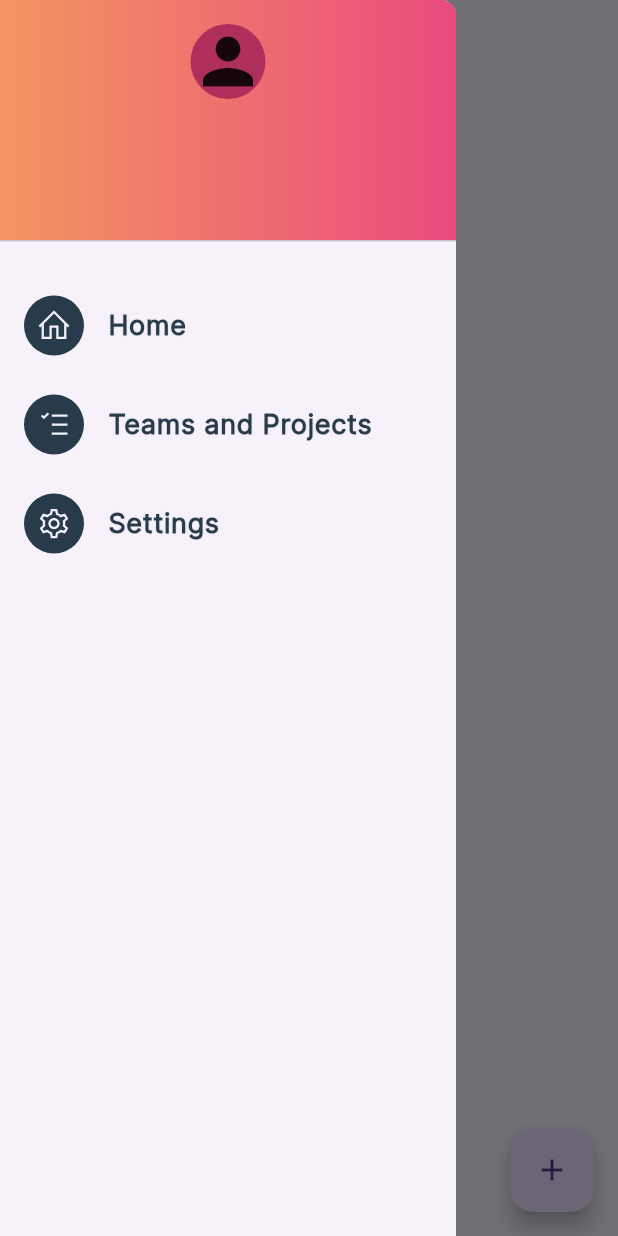
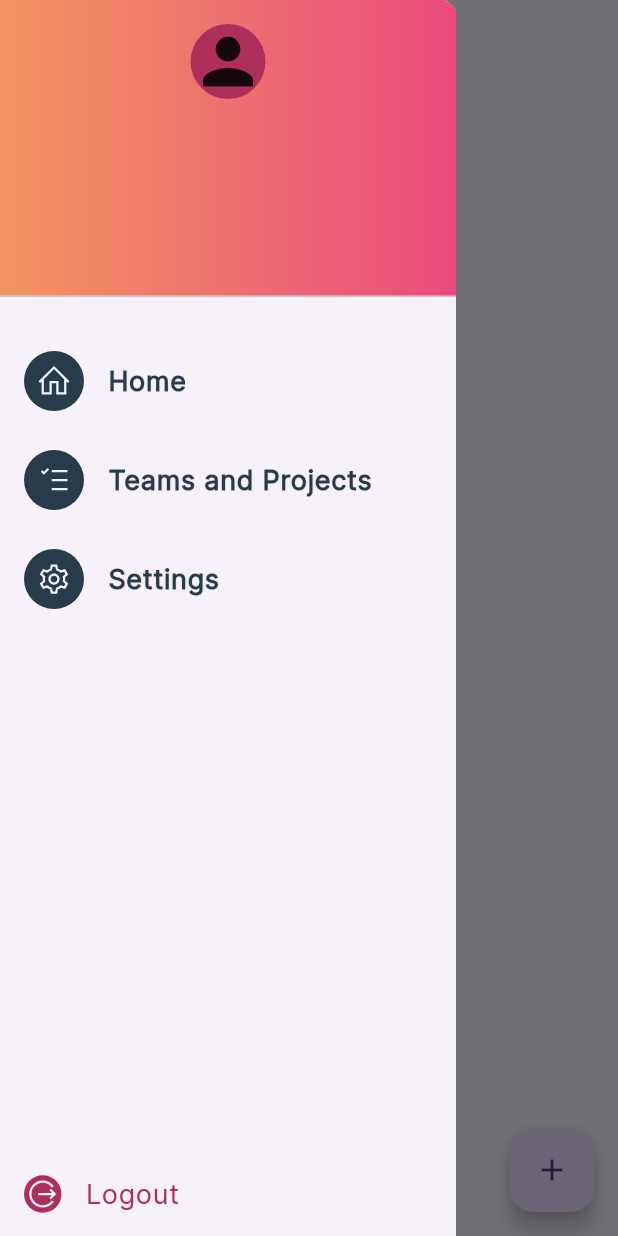
Before and after one commit to J4ceVllrz/Bsync_App2, a Flutter app: the TeamsAndProjects screen opened directly, with the side drawer open, on a phone screen of 412 x 824 dp. Run offline on Flutter 3.47's test engine with Material 3 defaults, Android fonts, the phone set to English and light mode, and no system bars; our stand-ins replace gap, line_awesome_flutter, smooth_page_indicator.

Commit message:
right before the ppt

```diff
--- a/lib/pages/home_page.dart
+++ b/lib/pages/home_page.dart
@@ -31,7 +31,7 @@ class _HomePageState extends State<HomePage> {
   @override
   Widget build(BuildContext context) {
     final controller = PageController(initialPage: 0);
-    EdgeInsets padding = MediaQuery.of(context).padding;
+    // EdgeInsets padding = MediaQuery.of(context).padding;
     final size = MediaQuery.of(context).size;
     return Scaffold(
       extendBodyBehindAppBar: true,
--- a/lib/pages/teams_projects.dart
+++ b/lib/pages/teams_projects.dart
@@ -28,12 +28,12 @@ class _TeamsAndProjectsState extends State<TeamsAndProjects>
 
   @override
   Widget build(BuildContext context) {
-    List<String> tabs = [
-      "Projects",
-      "Teams",
-    ];
+    // List<String> tabs = [
+    //   "Projects",
+    //   "Teams",
+    // ];
 
-    final size = MediaQuery.of(context).size;
+    // final size = MediaQuery.of(context).size;
 
     //
     return Scaffold(
--- a/lib/reusables/menu_drawer.dart
+++ b/lib/reusables/menu_drawer.dart
@@ -17,15 +17,20 @@ class MenuDrawer extends StatefulWidget {
 class _MenuDrawerState extends State<MenuDrawer> {
   @override
   Widget build(BuildContext context) {
+    final size = MediaQuery.of(context).size;
     return Drawer(
-      shape: RoundedRectangleBorder(
+      shape: const RoundedRectangleBorder(
           borderRadius: BorderRadius.only(topRight: Radius.circular(10))),
-      child: ListView(
-        padding: EdgeInsets.zero,
+      child: SizedBox(
+        height: size.height,
+        child: Column(
           children: [
-          DrawerHeader(
+            SizedBox(
+              width: size.width,
+              height: size.height / 4,
+              child: DrawerHeader(
                 curve: Curves.easeInCubic,
-            decoration: BoxDecoration(
+                decoration: const BoxDecoration(
                   gradient: AppGradients.redOrange,
                 ),
                 child: Column(
@@ -41,6 +46,7 @@ class _MenuDrawerState extends State<MenuDrawer> {
                       ),
                     ),
                   ],
+                ),
               ),
             ),
             Gap(20),
@@ -82,7 +88,7 @@ class _MenuDrawerState extends State<MenuDrawer> {
                   color: AppColors.appDarkBlue,
                   shape: BoxShape.circle,
                 ),
-              child: Icon(
+                child: const Icon(
                   LineAwesomeIcons.tasks,
                   color: AppColors.appWhite,
                 ),
@@ -94,7 +100,7 @@ class _MenuDrawerState extends State<MenuDrawer> {
                     .copyWith(fontSize: 18, fontWeight: FontWeight.bold),
               ),
             ),
-          Gap(10),
+            const Gap(10),
             ListTile(
               leading: Container(
                 width: 40,
@@ -103,7 +109,7 @@ class _MenuDrawerState extends State<MenuDrawer> {
                   color: AppColors.appDarkBlue,
                   shape: BoxShape.circle,
                 ),
-              child: Icon(
+                child: const Icon(
                   LineAwesomeIcons.cog,
                   color: AppColors.appWhite,
                 ),
@@ -115,9 +121,7 @@ class _MenuDrawerState extends State<MenuDrawer> {
                     .copyWith(fontSize: 18, fontWeight: FontWeight.bold),
               ),
             ),
-          SizedBox(
-            height: 500,
-          ),
+            Spacer(),
             ListTile(
               onTap: () {
                 Navigator.of(context).pushReplacement(MaterialPageRoute(
@@ -131,7 +135,7 @@ class _MenuDrawerState extends State<MenuDrawer> {
                   color: AppColors.appRed,
                   shape: BoxShape.circle,
                 ),
-              child: Icon(
+                child: const Icon(
                   LineAwesomeIcons.alternate_sign_out,
                   color: AppColors.appWhite,
                 ),
@@ -146,6 +150,7 @@ class _MenuDrawerState extends State<MenuDrawer> {
               ),
             ),
           ],
+        ),
       ),
     );
   }
```
Lines whose indentation alone changed are shown as unchanged.
